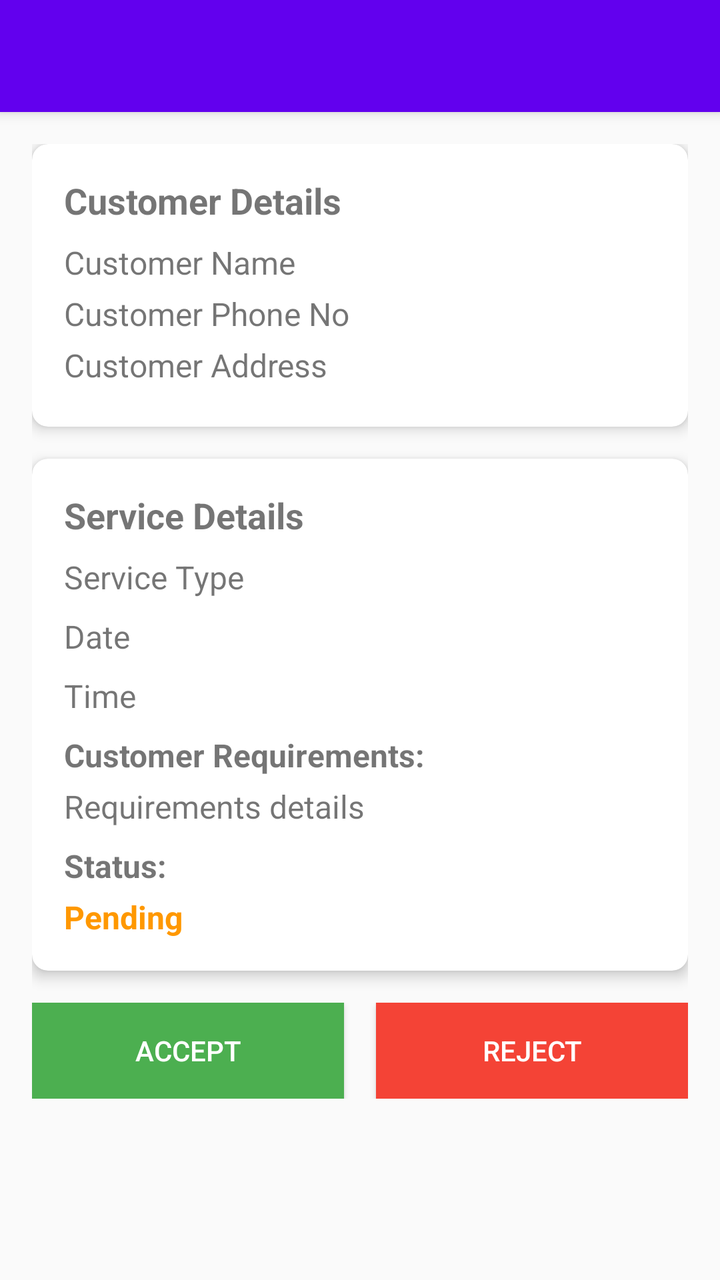
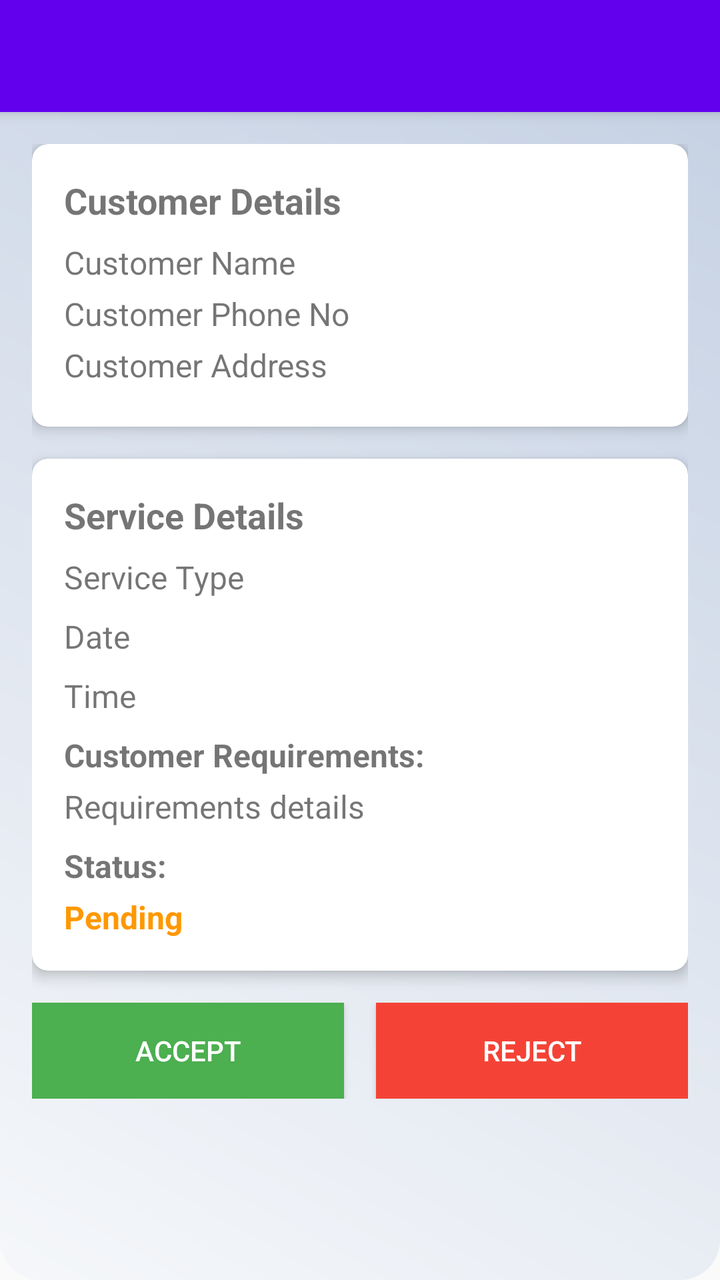

Before-and-after screenshots of an Android layout around one commit, followed by the original layout XML and the change that was made.
<!-- AndroidManifest.xml: application theme AppTheme -->
<!-- res/layout/activity_booking_details.xml -->
<?xml version="1.0" encoding="utf-8"?>
<androidx.coordinatorlayout.widget.CoordinatorLayout xmlns:android="http://schemas.android.com/apk/res/android"
    xmlns:app="http://schemas.android.com/apk/res-auto"
    xmlns:tools="http://schemas.android.com/tools"
    android:layout_width="match_parent"
    android:layout_height="match_parent"
    tools:context=".booking.BookingDetailsActivity">

    <com.google.android.material.appbar.AppBarLayout
        android:layout_width="match_parent"
        android:layout_height="wrap_content"
        android:theme="@style/AppTheme.AppBarOverlay">

        <androidx.appcompat.widget.Toolbar
            android:id="@+id/toolbar"
            android:layout_width="match_parent"
            android:layout_height="?attr/actionBarSize"
            android:background="?attr/colorPrimary"
            app:popupTheme="@style/AppTheme.PopupOverlay" />

    </com.google.android.material.appbar.AppBarLayout>

    <androidx.core.widget.NestedScrollView
        android:layout_width="match_parent"
        android:layout_height="match_parent"
        app:layout_behavior="@string/appbar_scrolling_view_behavior">

        <LinearLayout
            android:layout_width="match_parent"
            android:layout_height="wrap_content"
            android:orientation="vertical"
            android:padding="16dp">

            <androidx.cardview.widget.CardView
                android:layout_width="match_parent"
                android:layout_height="wrap_content"
                android:layout_marginBottom="16dp"
                app:cardCornerRadius="8dp"
                app:cardElevation="4dp">

                <LinearLayout
                    android:layout_width="match_parent"
                    android:layout_height="wrap_content"
                    android:orientation="vertical"
                    android:padding="16dp">

                    <TextView
                        android:layout_width="match_parent"
                        android:layout_height="wrap_content"
                        android:text="Customer Details"
                        android:textSize="18sp"
                        android:textStyle="bold"
                        android:layout_marginBottom="8dp"/>

                    <TextView
                        android:id="@+id/customerNameTV"
                        android:layout_width="match_parent"
                        android:layout_height="wrap_content"
                        android:text="Customer Name"
                        android:textSize="16sp"
                        android:layout_marginBottom="4dp"/>
                    <TextView
                        android:id="@+id/customerPhoneTV"
                        android:layout_width="match_parent"
                        android:layout_height="wrap_content"
                        android:text="Customer Phone No"
                        android:textSize="16sp"
                        android:layout_marginBottom="4dp"/>
                    <TextView
                        android:id="@+id/customerAddTV"
                        android:layout_width="match_parent"
                        android:layout_height="wrap_content"
                        android:text="Customer Address"
                        android:textSize="16sp"
                        android:layout_marginBottom="4dp"/>


                </LinearLayout>
            </androidx.cardview.widget.CardView>

            <androidx.cardview.widget.CardView
                android:layout_width="match_parent"
                android:layout_height="wrap_content"
                android:layout_marginBottom="16dp"
                app:cardCornerRadius="8dp"
                app:cardElevation="4dp">

                <LinearLayout
                    android:layout_width="match_parent"
                    android:layout_height="wrap_content"
                    android:orientation="vertical"
                    android:padding="16dp">

                    <TextView
                        android:layout_width="match_parent"
                        android:layout_height="wrap_content"
                        android:text="Service Details"
                        android:textSize="18sp"
                        android:textStyle="bold"
                        android:layout_marginBottom="8dp"/>

                    <TextView
                        android:id="@+id/tvServiceType"
                        android:layout_width="match_parent"
                        android:layout_height="wrap_content"
                        android:text="Service Type"
                        android:textSize="16sp"
                        android:layout_marginBottom="8dp"/>

                    <TextView
                        android:id="@+id/tvDate"
                        android:layout_width="match_parent"
                        android:layout_height="wrap_content"
                        android:text="Date"
                        android:textSize="16sp"
                        android:layout_marginBottom="8dp"/>

                    <TextView
                        android:id="@+id/tvTime"
                        android:layout_width="match_parent"
                        android:layout_height="wrap_content"
                        android:text="Time"
                        android:textSize="16sp"
                        android:layout_marginBottom="8dp"/>

                    <TextView
                        android:layout_width="match_parent"
                        android:layout_height="wrap_content"
                        android:text="Customer Requirements:"
                        android:textSize="16sp"
                        android:textStyle="bold"
                        android:layout_marginBottom="4dp"/>

                    <TextView
                        android:id="@+id/tvRequirements"
                        android:layout_width="match_parent"
                        android:layout_height="wrap_content"
                        android:text="Requirements details"
                        android:textSize="16sp"
                        android:layout_marginBottom="8dp"/>

                    <TextView
                        android:layout_width="match_parent"
                        android:layout_height="wrap_content"
                        android:text="Status:"
                        android:textSize="16sp"
                        android:textStyle="bold"
                        android:layout_marginBottom="4dp"/>

                    <TextView
                        android:id="@+id/tvStatus"
                        android:layout_width="match_parent"
                        android:layout_height="wrap_content"
                        android:text="Pending"
                        android:textSize="16sp"
                        android:textStyle="bold"
                        android:textColor="@color/pending_color"/>

                </LinearLayout>
            </androidx.cardview.widget.CardView>

            <LinearLayout
                android:layout_width="match_parent"
                android:layout_height="wrap_content"
                android:orientation="horizontal"
                android:gravity="center">

                <Button
                    android:id="@+id/btnAccept"
                    android:layout_width="0dp"
                    android:layout_height="wrap_content"
                    android:layout_weight="1"
                    android:text="Accept"
                    android:textColor="@android:color/white"
                    android:background="@color/confirmed_color"
                    android:layout_marginEnd="8dp"/>

                <Button
                    android:id="@+id/btnReject"
                    android:layout_width="0dp"
                    android:layout_height="wrap_content"
                    android:layout_weight="1"
                    android:text="Reject"
                    android:textColor="@android:color/white"
                    android:background="@color/cancelled_color"
                    android:layout_marginStart="8dp"/>

            </LinearLayout>

        </LinearLayout>

    </androidx.core.widget.NestedScrollView>

</androidx.coordinatorlayout.widget.CoordinatorLayout>
<!-- resources referenced by this layout -->
<resources>
  <color name="cancelled_color">#F44336</color>
  <color name="confirmed_color">#4CAF50</color>
  <color name="pending_color">#FF9800</color>
  <style name="AppTheme.AppBarOverlay" parent="ThemeOverlay.AppCompat.Dark.ActionBar" />
  <style name="AppTheme.PopupOverlay" parent="ThemeOverlay.AppCompat.Light" />
  <style name="AppTheme" parent="Theme.AppCompat.Light.NoActionBar">
          <item name="colorPrimary">@color/colorPrimary</item>
          <item name="colorPrimaryDark">@color/colorPrimaryDark</item>
          <item name="colorAccent">@color/colorAccent</item>
          
  
          <item name="colorSecondary">@color/teal_200</item>
          <item name="colorSecondaryVariant">@color/teal_700</item>
          <item name="colorOnSecondary">@color/black</item>
          
          <item name="android:statusBarColor">?attr/colorPrimaryVariant</item>
      </style>
  <color name="colorPrimary">#6200EE</color>
  <color name="colorPrimaryDark">#3700B3</color>
  <color name="colorAccent">#03DAC5</color>
  <color name="teal_200">#FF03DAC5</color>
  <color name="teal_700">#FF018786</color>
  <color name="black">#FF000000</color>
</resources>

<!-- the commit's change to res/layout/activity_booking_details.xml (unified diff, before → after) -->
@@ -4,6 +4,7 @@
     xmlns:tools="http://schemas.android.com/tools"
     android:layout_width="match_parent"
     android:layout_height="match_parent"
+    android:background="@drawable/card_background"
     tools:context=".booking.BookingDetailsActivity">
 
     <com.google.android.material.appbar.AppBarLayout
<!-- resource entries referenced after the edit -->
@@ -3,6 +3,15 @@
   <color name="cancelled_color">#F44336</color>
   <color name="confirmed_color">#4CAF50</color>
   <color name="pending_color">#FF9800</color>
+  <!-- drawable card_background (drawable) -->
+  <?xml version="1.0" encoding="utf-8"?>
+  <shape xmlns:android="http://schemas.android.com/apk/res/android">
+      <gradient
+          android:angle="45"
+          android:startColor="#F5F7FA"
+          android:endColor="#C3CFE2"/>
+      <corners android:radius="20dp"/>
+  </shape>
   <style name="AppTheme.AppBarOverlay" parent="ThemeOverlay.AppCompat.Dark.ActionBar" />
   <style name="AppTheme.PopupOverlay" parent="ThemeOverlay.AppCompat.Light" />
   <style name="AppTheme" parent="Theme.AppCompat.Light.NoActionBar">
